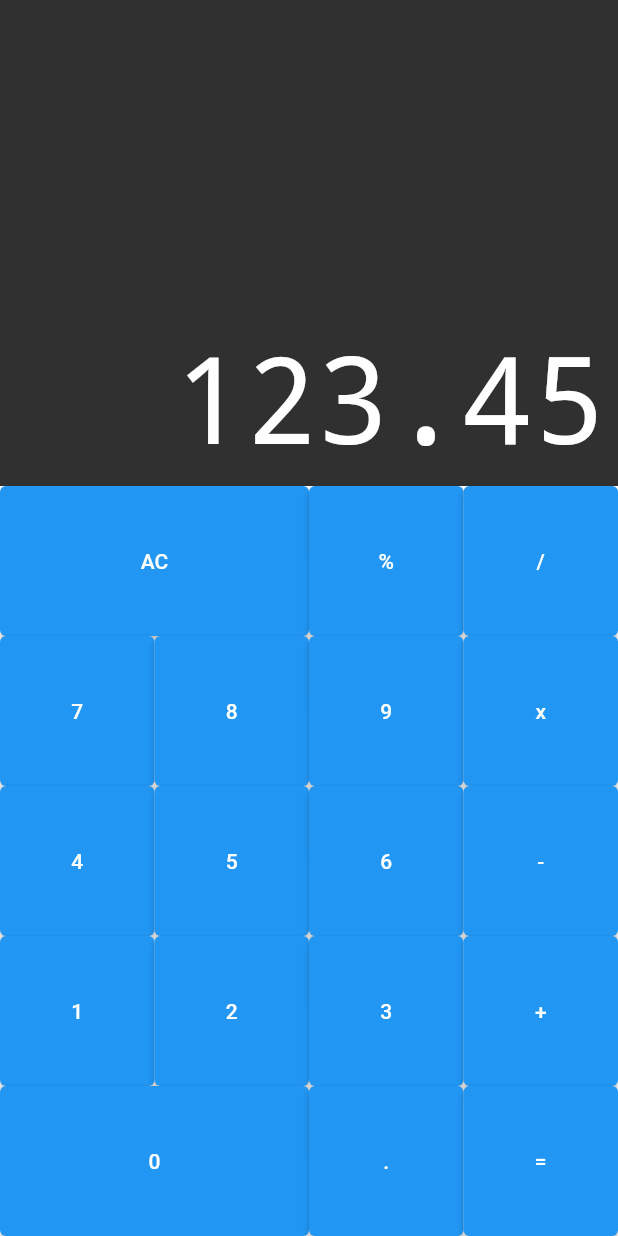
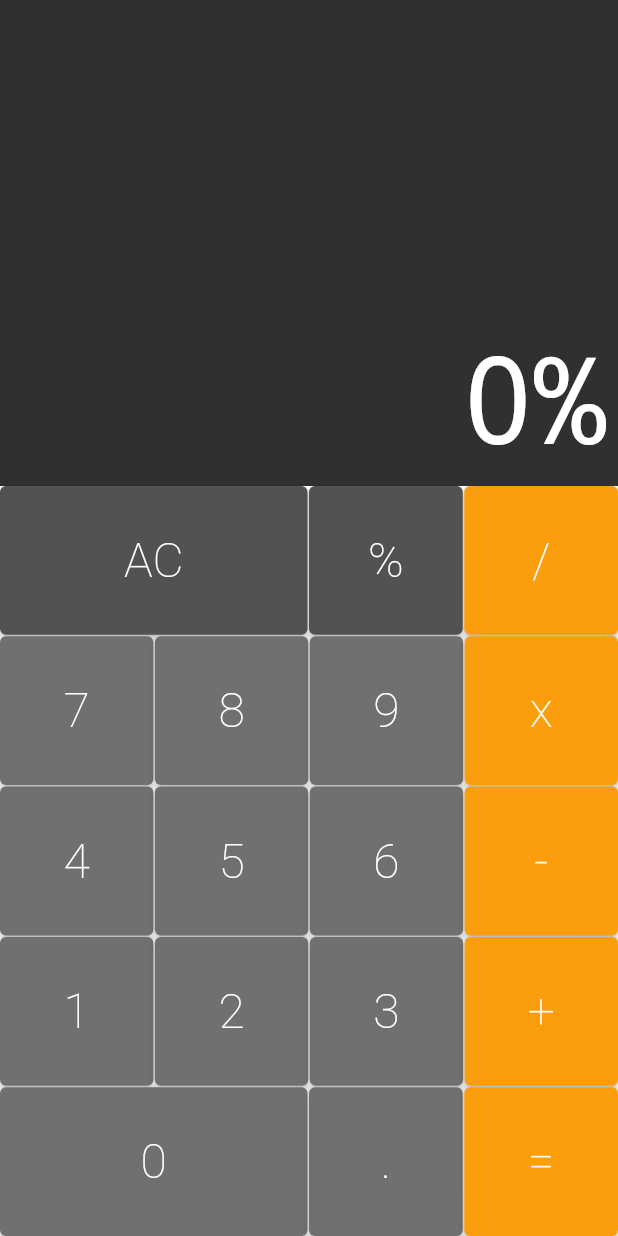
Before and after one commit to Renildo15/Calculator-FLUTTER, a Flutter app: the screen it shows after launch, after a tap on an icon or button, on a phone screen of 412 x 824 dp. Run offline on Flutter 3.47's test engine with Material 2 defaults, Android fonts, the phone set to English and light mode, and no system bars; drawn by our look-alikes of auto_size_text.

Commit message:
feat: finalizando display #2

```diff
--- a/calculator/lib/components/button.dart
+++ b/calculator/lib/components/button.dart
@@ -1,20 +1,50 @@
 import 'package:flutter/material.dart';
 
 class Button extends StatelessWidget {
+  static const DARK = Color.fromRGBO(82, 82, 82, 1);
+  static const DEFAULT = Color.fromRGBO(112, 112, 112, 1);
+  static const OPERATION = Color.fromRGBO(250, 158, 13, 1);
+
   final String text;
   final bool big;
+  final Color color;
+  final void Function(String) cb;
 
   Button({
     required this.text,
     this.big = false,
+    this.color = DEFAULT,
+    required this.cb,
+  });
+  Button.big({
+    required this.text,
+    this.big = true,
+    this.color = DEFAULT,
+    required this.cb,
+  });
+  Button.operation({
+    required this.text,
+    this.big = false,
+    this.color = OPERATION,
+    required this.cb,
   });
   @override
   Widget build(BuildContext context) {
     return Expanded(
       flex: big ? 2 : 1,
       child: ElevatedButton(
-        child: Text(text),
-        onPressed: () {},
+        style: ElevatedButton.styleFrom(
+          primary: color,
+        ),
+        child: Text(
+          text,
+          style: TextStyle(
+            color: Colors.white,
+            fontSize: 32,
+            fontWeight: FontWeight.w200,
+          ),
+          ),
+        onPressed: () =>cb(text),
       ),
     );
   }
--- a/calculator/lib/components/button_row.dart
+++ b/calculator/lib/components/button_row.dart
@@ -9,8 +9,11 @@ class ButtonRow extends StatelessWidget {
     return Expanded(
       flex: 1,
       child: Row(
-        crossAxisAlignment: CrossAxisAlignment.stretch,
-        children: buttons,
+        crossAxisAlignment: CrossAxisAlignment.stretch ,
+        children: buttons.fold(<Widget>[], (list, b) {
+          list.isEmpty ? list.add(b) : list.addAll([SizedBox(width: 1), b]);
+          return list;
+        }),
       ),
     );
   }
--- a/calculator/lib/components/keyboard.dart
+++ b/calculator/lib/components/keyboard.dart
@@ -2,6 +2,10 @@ import 'package:flutter/material.dart';
 import 'button_row.dart';
 import 'button.dart';
 class Keyboard extends StatelessWidget{
+  final void Function(String) cb;
+
+  Keyboard(this.cb);
+
   @override
   Widget build(BuildContext context){
     return Container(
@@ -9,32 +13,36 @@ class Keyboard extends StatelessWidget{
       child: Column(
         children: <Widget>[
           ButtonRow([
-            Button(text: 'AC', big: true),
-            Button(text: '%'),
-            Button(text: '/'),
+            Button.big(text: 'AC', color:Button. DARK, cb:cb),
+            Button(text: '%', color:Button. DARK, cb:cb),
+            Button.operation(text: '/', cb:cb),
           ]),
+          SizedBox(height: 1),
           ButtonRow([
-            Button(text: '7'),
-            Button(text: '8'),
-            Button(text: '9'),
-            Button(text: 'x'),
+            Button(text: '7', cb:cb),
+            Button(text: '8', cb:cb),
+            Button(text: '9', cb:cb),
+            Button.operation(text: 'x', cb:cb),
           ]),
+           SizedBox(height: 1),
           ButtonRow([
-            Button(text: '4'),
-            Button(text: '5'),
-            Button(text: '6'),
-            Button(text: '-'),
+            Button(text: '4', cb:cb),
+            Button(text: '5', cb:cb),
+            Button(text: '6', cb:cb),
+            Button.operation(text: '-', cb:cb),
           ]),
+           SizedBox(height: 1),
           ButtonRow([
-            Button(text: '1'),
-            Button(text: '2'),
-            Button(text: '3'),
-            Button(text: '+'),
+            Button(text: '1', cb:cb),
+            Button(text: '2', cb:cb),
+            Button(text: '3', cb:cb),
+            Button.operation(text: '+', cb:cb),
           ]),
+           SizedBox(height: 1),
           ButtonRow([
-            Button(text: '0', big: true),
-            Button(text: '.'),
-            Button(text: '='),
+            Button.big(text: '0', cb:cb),
+            Button(text: '.', cb:cb),
+            Button.operation(text: '=', cb:cb),
           ]),
         ],
       ),
--- a/calculator/lib/models/memory.dart
+++ b/calculator/lib/models/memory.dart
@@ -1,3 +1,20 @@
 class Memory{
+  String _value = '0';
 
+  void applyCommand(String command){
+    if(command == 'AC'){
+      _allClear();
+    }else{
+      _value += command;
+    }
+
+  }
+
+  _allClear(){
+    _value = '0';
+  }
+
+  String get value{
+    return _value;
+  }
 }
--- a/calculator/lib/screens/calculator.dart
+++ b/calculator/lib/screens/calculator.dart
@@ -1,14 +1,27 @@
 import 'package:flutter/material.dart';
 import '../components/display.dart';
 import '../components/keyboard.dart';
-class Calculator extends StatelessWidget{
+import '../models/memory.dart';
+class Calculator extends StatefulWidget{
+  @override
+  State<Calculator> createState() => _CalculatorState();
+}
+
+class _CalculatorState extends State<Calculator> {
+  final Memory memory = Memory();
+  _onPressed(String command){
+    setState(() {
+      memory.applyCommand(command);
+    });
+  }
+
   @override
   Widget build(BuildContext context){
     return MaterialApp(
       home: Column(
         children: <Widget>[
-          Display('123.45'),
-          Keyboard(),
+          Display(memory.value),
+          Keyboard(_onPressed),
         ],
       )
     );
```
